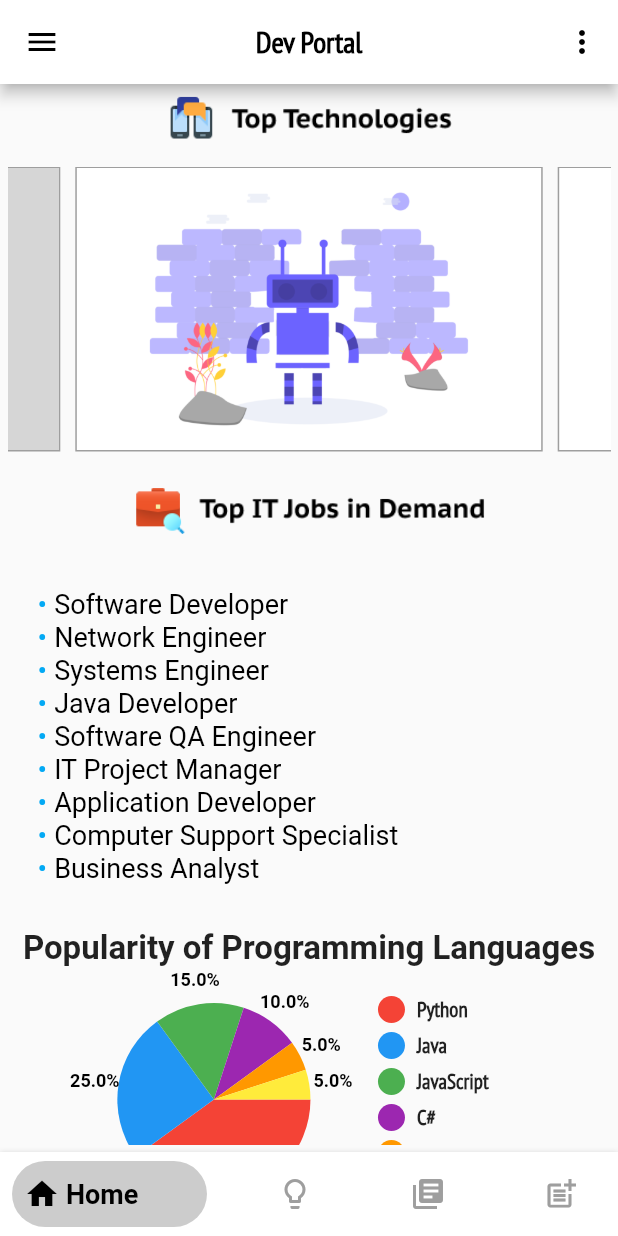
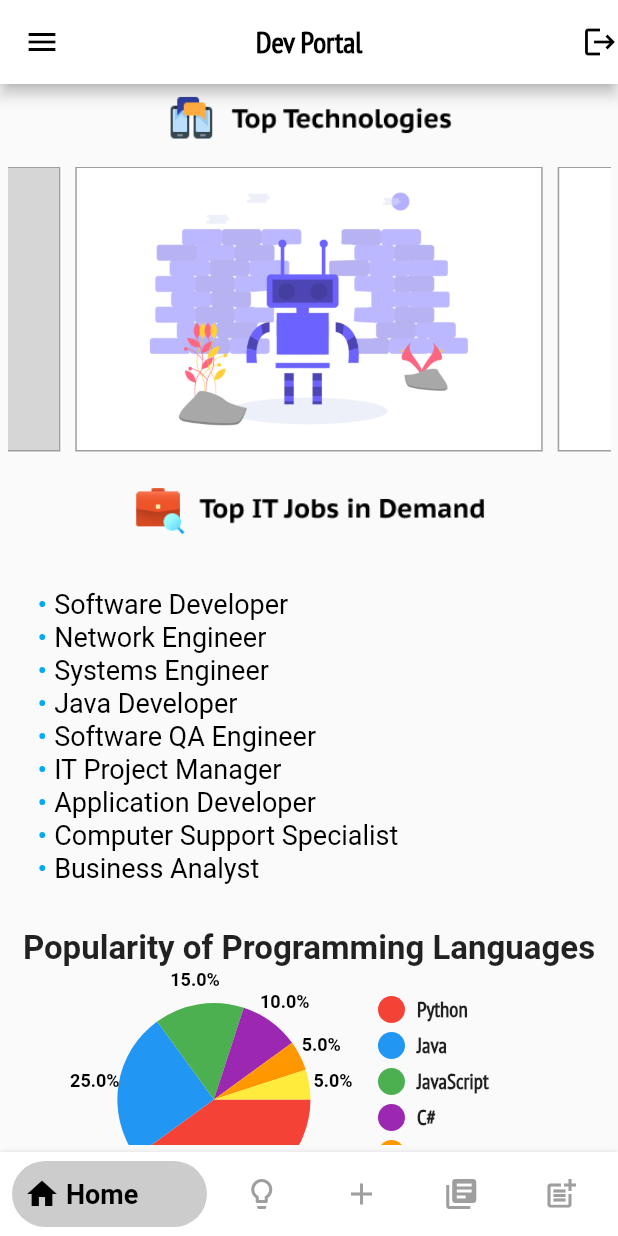
Before and after one commit to smv1999/dev_portal, a Flutter app: the screen it shows after launch, after a tap on "SKIP", after a tap on "DONE", on a phone screen of 412 x 824 dp. Run offline on Flutter 3.47's test engine with Material 2 defaults, Android fonts, the phone set to English and light mode, and no system bars; drawn by our look-alikes of bottom_navy_bar, carousel_slider, pie_chart; our stand-ins replace animated_text_kit, firebase_auth, firebase_database, firebase_storage, flushbar, flutter_html and 9 more; missing offline and left inert: flutter_email_sender, flutter_full_pdf_viewer, highlighter_coachmark, share_extend; accounts and stored records are empty; network calls fail; grey boxes are pictures that could not be loaded.

Commit message:
changed logout icon, display of name and email on drawer, creation of dashboard

```diff
--- a/lib/home_page.dart
+++ b/lib/home_page.dart
@@ -1,9 +1,12 @@
 import 'package:bottom_navy_bar/bottom_navy_bar.dart';
+import 'package:dev_portal/screens/new_post.dart';
 import 'package:dev_portal/services/authentication.dart';
+import 'package:firebase_auth/firebase_auth.dart';
+import 'package:firebase_database/firebase_database.dart';
+import 'package:flushbar/flushbar.dart';
 import 'package:flutter/material.dart';
 import 'package:flutter/services.dart';
 import 'package:google_fonts/google_fonts.dart';
-import 'misc_helpers/Constants.dart';
 import 'pages/coding_tips.dart';
 import 'home_page_content.dart';
 import 'pages/books_page.dart';
@@ -17,9 +20,15 @@ class MyHomePage extends StatefulWidget {
 class _MyHomePageState extends State<MyHomePage> {
   int _currentIndex = 0;
   Auth auth = new Auth();
+  DatabaseReference myRef;
+  String fullName = "Developer",
+      email = "developer@gmail.com",
+      profileImageUrl =
+          "https://raw.githubusercontent.com/github/explore/80688e429a7d4ef2fca1e82350fe8e3517d3494d/topics/react/react.png";
   final List<Widget> _children = [
     HomePageContent(),
     CodingTipsPage(),
+    NewPost(),
     BooksPage(),
     PostsPage()
   ];
@@ -27,21 +36,21 @@ class _MyHomePageState extends State<MyHomePage> {
   Widget build(BuildContext context) {
     SystemChrome.setPreferredOrientations([DeviceOrientation.portraitUp]);
     return Scaffold(
-      drawer: Drawer(
+      drawer: Container(
+        width: 245.0,
+        child: Drawer(
           child: ListView(
             children: <Widget>[
               UserAccountsDrawerHeader(
-              accountName: Text('Vaidhyanathan S M'),
-              accountEmail: Text('vaidhyanathan.sm@gmail.com'),
+                accountName: Text(fullName),
+                accountEmail: Text(email),
                 currentAccountPicture: CircleAvatar(
                     backgroundColor:
                         Theme.of(context).platform == TargetPlatform.iOS
                             ? Colors.black
                             : Colors.white,
-                child: Text(
-                  "V",
-                  style: TextStyle(fontSize: 40.0, color: Colors.black),
-                ),
+                    child: Image.network(profileImageUrl)
+                    // Later to be changed as profile image
                     ),
               ),
               ListTile(
@@ -86,6 +95,7 @@ class _MyHomePageState extends State<MyHomePage> {
             ],
           ),
         ),
+      ),
       body: _children[_currentIndex],
       bottomNavigationBar: BottomNavyBar(
         selectedIndex:
@@ -116,6 +126,16 @@ class _MyHomePageState extends State<MyHomePage> {
                       TextStyle(fontWeight: FontWeight.bold, fontSize: 18)),
             ),
           ),
+          BottomNavyBarItem(
+              activeColor: Colors.black,
+              inactiveColor: Colors.grey,
+              icon: Icon(Icons.add),
+              title: Text(
+                'New Post',
+                style: GoogleFonts.ptSansNarrow(
+                    textStyle:
+                        TextStyle(fontWeight: FontWeight.bold, fontSize: 18)),
+              )),
           BottomNavyBarItem(
               activeColor: Colors.black,
               inactiveColor: Colors.grey,
@@ -158,20 +178,13 @@ class _MyHomePageState extends State<MyHomePage> {
         centerTitle: true,
         iconTheme: IconThemeData(color: Colors.black),
         actions: <Widget>[
-          PopupMenuButton(
-            onSelected: choiceAction,
-            itemBuilder: (BuildContext context) {
-              return Constants.choices.map((String choice) {
-                return PopupMenuItem<String>(
-                  value: choice,
-                  child: Text(
-                    choice,
-                    style: GoogleFonts.ptSansNarrow(
-                        textStyle: TextStyle(fontSize: 16)),
+          GestureDetector(
+            onTap: () {
+              showAlertDialog(context);
+            },
+            child: Icon(
+              Icons.logout,
             ),
-                );
-              }).toList();
-            },
           )
         ],
         actionsIconTheme: IconThemeData(color: Colors.black),
@@ -249,6 +262,8 @@ class _MyHomePageState extends State<MyHomePage> {
     if (auth.getCurrentUser() == null) {
       Navigator.of(context).pushNamed('/login');
     }
+    // retrieve fullname and email from the DB
+    retrieveData();
   }
 
   showCustomDialog(BuildContext context) {
@@ -364,9 +379,21 @@ class _MyHomePageState extends State<MyHomePage> {
     Navigator.of(context).pushNamed('/profile');
   }
 
-  void choiceAction(String choice) {
-    if (choice == Constants.Logout) {
-      showAlertDialog(context);
+  void retrieveData() async {
+    final FirebaseUser user = await auth.getCurrentUser();
+    final userId = user.uid;
+    myRef =
+        FirebaseDatabase.instance.reference().child('Profile').child(userId);
+    myRef.once().then((DataSnapshot dataSnapshot) {
+      setState(() {
+        if (dataSnapshot.value != null) {
+          profileImageUrl = dataSnapshot.value["imagepath"];
+          fullName = dataSnapshot.value["firstname"] +
+              " " +
+              dataSnapshot.value["lastname"];
+          email = dataSnapshot.value["email"];
+        }
+      });
+    });
   }
 }
-}
--- a/lib/home_page_content.dart
+++ b/lib/home_page_content.dart
@@ -9,7 +9,6 @@ class HomePageContent extends StatefulWidget {
 }
 
 class _HomePageContentState extends State<HomePageContent> {
-  @override
   Map<String, double> dataMap = {
     "Python": 40,
     "Java": 25,
@@ -26,6 +25,7 @@ class _HomePageContentState extends State<HomePageContent> {
     Colors.orange,
     Colors.yellow
   ];
+  @override
   Widget build(BuildContext context) {
     return Container(
       child: Padding(
--- a/lib/misc_helpers/Constants.dart
+++ /dev/null
@@ -1,7 +0,0 @@
-
-class Constants{
-  static const String Logout = 'Logout';
-  static const List<String> choices = [
-    Logout,
-  ];
-}
--- a/lib/pages/coding_tips.dart
+++ b/lib/pages/coding_tips.dart
@@ -1,12 +1,10 @@
 import 'dart:async';
-
 import 'package:animated_text_kit/animated_text_kit.dart';
 import 'package:flutter/material.dart';
 import 'package:flutter_tindercard/flutter_tindercard.dart';
 import 'package:google_fonts/google_fonts.dart';
 import 'package:highlighter_coachmark/highlighter_coachmark.dart';
 import 'package:shared_preferences/shared_preferences.dart';
-import 'package:toast/toast.dart';
 import 'package:url_launcher/url_launcher.dart';
 
 class CodingTipsPage extends StatefulWidget {
--- a/lib/screens/intro_slider.dart
+++ b/lib/screens/intro_slider.dart
@@ -138,6 +138,7 @@ class _IntroScreenState extends State<IntroScreen> {
                 TextStyle(color: Colors.black, fontFamily: 'MyFont'),
           )
         : new Container(
+          color: Colors.white,
             child: Center(
               child: CircularProgressIndicator(
                 backgroundColor: Colors.black,
--- a/pubspec.yaml
+++ b/pubspec.yaml
@@ -35,7 +35,9 @@ dependencies:
   bottom_navy_bar: ^5.5.0
   pie_chart: ^4.0.1
   flutter_full_pdf_viewer: ^1.0.6
-  share_extend: "^1.1.9"
+  share_extend: ^1.1.9
+  font_awesome_flutter: ^8.10.0
+  flushbar: ^1.10.4
 dev_dependencies:
   flutter_test:
     sdk: flutter
```
Also changed, not shown: lib/screens/dashboard.dart (+116 -2 lines), lib/screens/new_post.dart (+1 -15 lines), images/career_guidance.jpg (added), images/code_share.png (added), images/productivity.png (added), pubspec.lock. Lines whose indentation alone changed are shown as unchanged.
